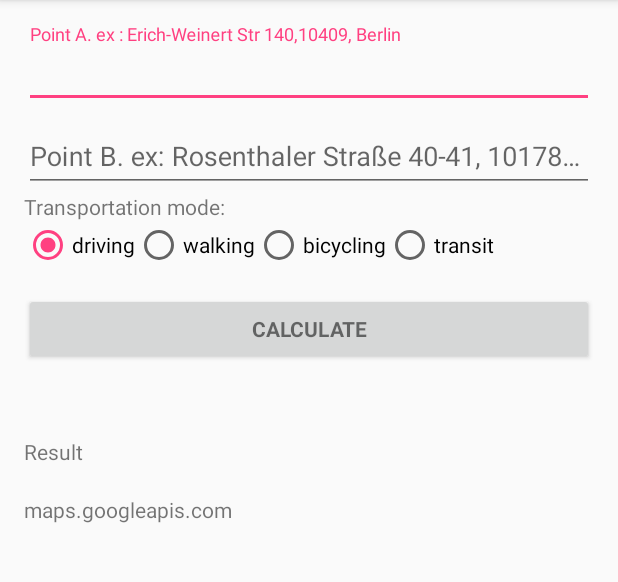
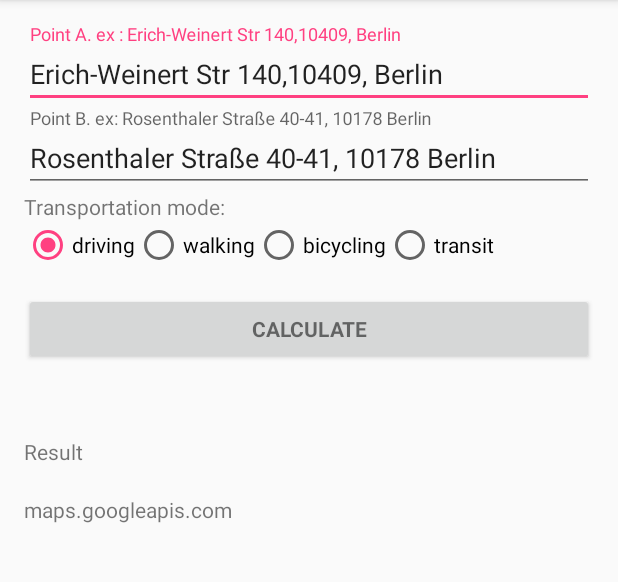
Before and after one commit to raychenon/distance-calculation, an Android app: the screen it shows after launch (FormActivity), after a tap on "CALCULATE", on a phone screen of 412 x 824 dp, the part 84-666 px from its top. Run offline under Robolectric (Android 15) with nearby library versions, the phone set to English and light mode, and no system bars; our stand-ins replace ButterKnife; 1 statement that could not run was skipped.

```diff
--- a/app/src/main/java/com/raychenon/distancecalculation/FormActivity.java
+++ b/app/src/main/java/com/raychenon/distancecalculation/FormActivity.java
@@ -9,8 +9,6 @@ import com.raychenon.distancecalculation.http.response.DistanceMatrixResponse;
 import android.os.Bundle;
 
 import android.support.v7.app.AppCompatActivity;
-
-import android.util.Log;
 
 import android.view.View;
 
@@ -81,7 +79,6 @@ public class FormActivity extends AppCompatActivity {
     }
 
     private void calculateDistance(final String pointA, final String pointB, final String transportationMode) {
-        Log.d("FormActivity", "calculate: start" + startAutoTxtView.getText());
         progressBar.setVisibility(View.VISIBLE);
 
         DistanceService service = new DistanceService();
--- a/app/src/main/java/com/raychenon/distancecalculation/http/response/DistanceMatrixResponse.java
+++ b/app/src/main/java/com/raychenon/distancecalculation/http/response/DistanceMatrixResponse.java
@@ -16,15 +16,17 @@ public class DistanceMatrixResponse {
 
     public String status;
 
+    private static final String ERROR = "not found";
+
     public boolean isValid() {
         return rows.size() > 0 && rows.get(0).elements.size() > 0;
     }
 
     public String getDistance() {
-        return isValid() ? rows.get(0).elements.get(0).distance.text : status;
+        return isValid() ? rows.get(0).elements.get(0).distance.text : ERROR;
     }
 
     public String getDuration() {
-        return isValid() ? rows.get(0).elements.get(0).duration.text : status;
+        return isValid() ? rows.get(0).elements.get(0).duration.text : ERROR;
     }
 }
--- a/app/src/main/res/layout/form_activity.xml
+++ b/app/src/main/res/layout/form_activity.xml
@@ -22,6 +22,7 @@
             android:layout_height="wrap_content"
             android:hint="@string/prompt_start"
             android:inputType="text"
+            android:text="Erich-Weinert Str 140,10409, Berlin"
             android:maxLines="1" />
 
     </android.support.design.widget.TextInputLayout>
@@ -37,6 +38,7 @@
             android:hint="@string/prompt_end"
             android:imeOptions="actionUnspecified"
             android:inputType="text"
+            android:text="Rosenthaler Straße 40-41, 10178 Berlin"
             android:maxLines="1" />
 
     </android.support.design.widget.TextInputLayout>
```
